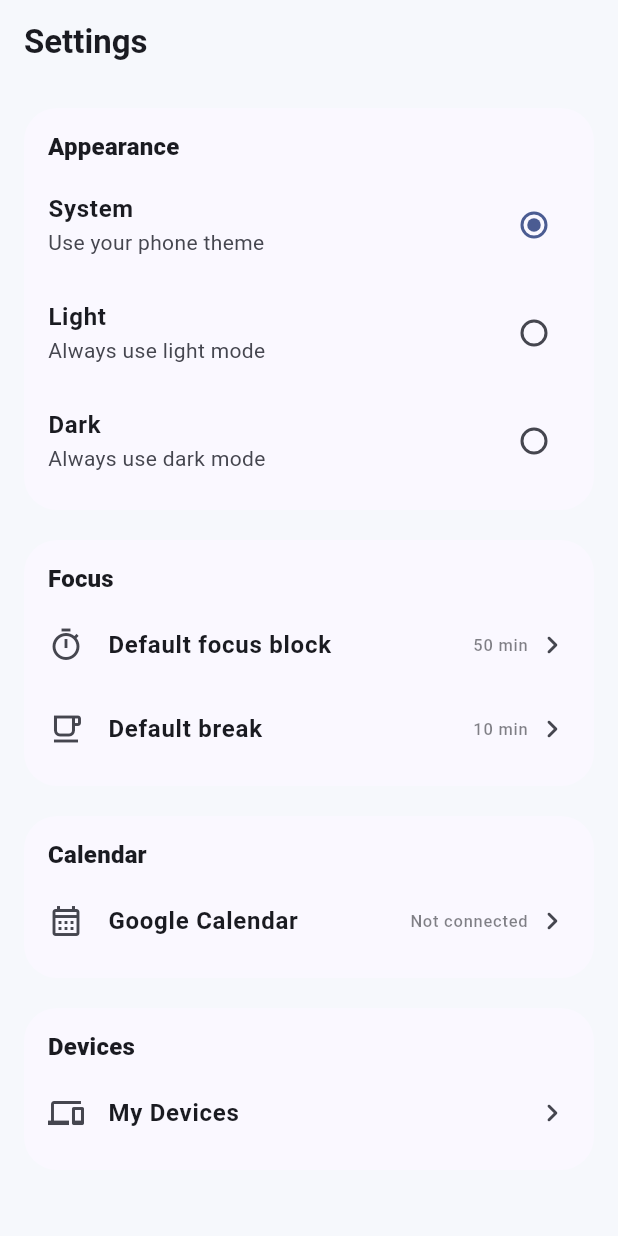
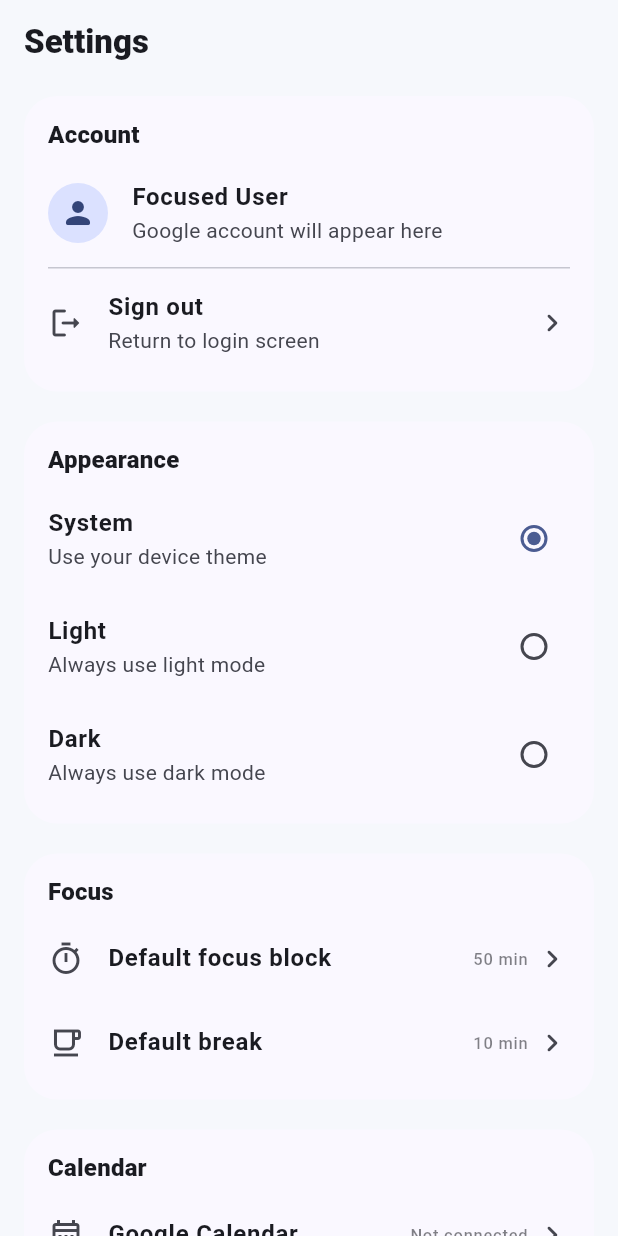
Before and after one commit to zubayerisfar/Focused, a Flutter app: the SettingsScreen screen opened by its route, on a phone screen of 412 x 824 dp. Run offline on Flutter 3.47's test engine with Material 3 defaults, Android fonts, the phone set to English and light mode, and no system bars; our stand-ins replace go_router.

Commit message:
feat: Add login and devices management screens with navigation

```diff
--- a/focused/lib/router/app_router.dart
+++ b/focused/lib/router/app_router.dart
@@ -1,35 +1,69 @@
 import 'package:go_router/go_router.dart';
 
-import '../screens/calendar/event_edit_screen.dart';
+import '../screens/auth/login_screen.dart';
 
 import '../screens/main/main_shell.dart';
 
 import '../screens/settings/settings_screen.dart';
 
+import '../screens/devices/devices_screen.dart';
+
 import '../screens/tasks/task_edit_screen.dart';
+
+import '../screens/calendar/event_edit_screen.dart';
 
 import '../screens/habits/habit_details_screen.dart';
 import '../screens/habits/habit_edit_screen.dart';
 
+import '../screens/focus/focus_setup_screen.dart';
+import '../screens/focus/focus_session_screen.dart';
 import '../screens/focus/focus_complete_screen.dart';
-import '../screens/focus/focus_session_screen.dart';
-import '../screens/focus/focus_setup_screen.dart';
 
 final GoRouter appRouter = GoRouter(
   initialLocation: '/',
+
   routes: [
-    GoRoute(path: '/', builder: (context, state) => const MainShell()),
+    // Main application
+    GoRoute(
+      path: '/',
+      builder: (context, state) {
+        return const MainShell();
+      },
+    ),
 
+    // Authentication
+    GoRoute(
+      path: '/login',
+      builder: (context, state) {
+        return const LoginScreen();
+      },
+    ),
+
+    // Settings
     GoRoute(
       path: '/settings',
-      builder: (context, state) => const SettingsScreen(),
+      builder: (context, state) {
+        return const SettingsScreen();
+      },
     ),
 
+    // Devices
+    GoRoute(
+      path: '/devices',
+      builder: (context, state) {
+        return const DevicesScreen();
+      },
+    ),
+
+    // Tasks
     GoRoute(
       path: '/task/new',
-      builder: (context, state) => const TaskEditScreen(),
+      builder: (context, state) {
+        return const TaskEditScreen();
+      },
     ),
 
+    // Calendar
     GoRoute(
       path: '/calendar/event/new',
       builder: (context, state) {
@@ -40,9 +74,13 @@ final GoRouter appRouter = GoRouter(
     GoRoute(
       path: '/calendar/event/edit',
       builder: (context, state) {
-        return const EventEditScreen(isEditing: true);
+        return const EventEditScreen(
+          isEditing: true,
+        );
       },
     ),
+
+    // Habits
     GoRoute(
       path: '/habit/new',
       builder: (context, state) {
@@ -60,9 +98,13 @@ final GoRouter appRouter = GoRouter(
     GoRoute(
       path: '/habit/edit',
       builder: (context, state) {
-        return const HabitEditScreen(isEditing: true);
+        return const HabitEditScreen(
+          isEditing: true,
+        );
       },
     ),
+
+    // Focus
     GoRoute(
       path: '/focus/setup',
       builder: (context, state) {
--- a/focused/lib/screens/settings/settings_screen.dart
+++ b/focused/lib/screens/settings/settings_screen.dart
@@ -1,4 +1,5 @@
 import 'package:flutter/material.dart';
+import 'package:go_router/go_router.dart';
 import 'package:provider/provider.dart';
 
 import '../../providers/theme_provider.dart';
@@ -14,18 +15,36 @@ class SettingsScreen extends StatelessWidget {
       appBar: AppBar(
         title: const Text(
           'Settings',
-          style: TextStyle(fontWeight: FontWeight.w700),
+          style: TextStyle(fontWeight: FontWeight.w800),
         ),
       ),
       body: ListView(
-        padding: const EdgeInsets.all(16),
+        padding: const EdgeInsets.fromLTRB(16, 8, 16, 40),
         children: [
+          _SettingsSection(
+            title: 'Account',
+            children: [
+              const _ProfileRow(),
+              const Divider(height: 1),
+              _NavigationSetting(
+                icon: Icons.logout_rounded,
+                title: 'Sign out',
+                subtitle: 'Return to login screen',
+                onTap: () {
+                  context.go('/login');
+                },
+              ),
+            ],
+          ),
+
+          const SizedBox(height: 20),
+
           _SettingsSection(
             title: 'Appearance',
             children: [
               _ThemeOption(
                 title: 'System',
-                subtitle: 'Use your phone theme',
+                subtitle: 'Use your device theme',
                 mode: ThemeMode.system,
                 currentMode: themeProvider.themeMode,
               ),
@@ -77,18 +96,38 @@ class SettingsScreen extends StatelessWidget {
 
           const SizedBox(height: 20),
 
-          const _SettingsSection(
+          _SettingsSection(
             title: 'Devices',
             children: [
-              _SimpleSetting(
+              _NavigationSetting(
                 icon: Icons.devices_outlined,
                 title: 'My Devices',
-                value: '',
+                subtitle: 'Manage connected devices and DND',
+                onTap: () {
+                  context.push('/devices');
+                },
               ),
             ],
           ),
         ],
       ),
+    );
+  }
+}
+
+class _ProfileRow extends StatelessWidget {
+  const _ProfileRow();
+
+  @override
+  Widget build(BuildContext context) {
+    return const ListTile(
+      contentPadding: EdgeInsets.zero,
+      leading: CircleAvatar(child: Icon(Icons.person_rounded)),
+      title: Text(
+        'Focused User',
+        style: TextStyle(fontWeight: FontWeight.w700),
+      ),
+      subtitle: Text('Google account will appear here'),
     );
   }
 }
@@ -128,6 +167,32 @@ class _ThemeOption extends StatelessWidget {
   }
 }
 
+class _NavigationSetting extends StatelessWidget {
+  final IconData icon;
+  final String title;
+  final String subtitle;
+  final VoidCallback onTap;
+
+  const _NavigationSetting({
+    required this.icon,
+    required this.title,
+    required this.subtitle,
+    required this.onTap,
+  });
+
+  @override
+  Widget build(BuildContext context) {
+    return ListTile(
+      contentPadding: EdgeInsets.zero,
+      onTap: onTap,
+      leading: Icon(icon),
+      title: Text(title, style: const TextStyle(fontWeight: FontWeight.w600)),
+      subtitle: Text(subtitle),
+      trailing: const Icon(Icons.chevron_right_rounded),
+    );
+  }
+}
+
 class _SimpleSetting extends StatelessWidget {
   final IconData icon;
   final String title;
@@ -148,15 +213,12 @@ class _SimpleSetting extends StatelessWidget {
       trailing: Row(
         mainAxisSize: MainAxisSize.min,
         children: [
-          if (value.isNotEmpty)
-            Text(
-              value,
-              style: TextStyle(
-                color: Theme.of(
-                  context,
-                ).colorScheme.onSurface.withOpacity(0.55),
-              ),
+          Text(
+            value,
+            style: TextStyle(
+              color: Theme.of(context).colorScheme.onSurface.withOpacity(0.55),
             ),
+          ),
           const SizedBox(width: 4),
           const Icon(Icons.chevron_right_rounded),
         ],
```
Also changed, not shown: focused/lib/screens/auth/login_screen.dart (added, +189 -0 lines), focused/lib/screens/devices/devices_screen.dart (added, +296 -0 lines).
